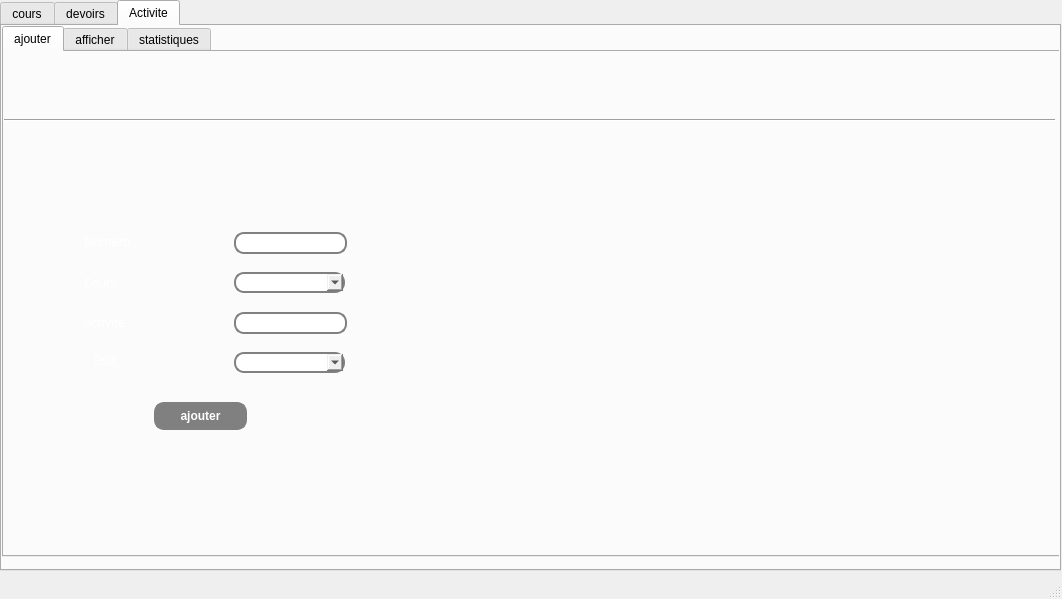
This is mainwindow.ui in yanni2302/smart_parental_monitoring_2A22 as Qt 5 draws it before an edit. The edited form follows.
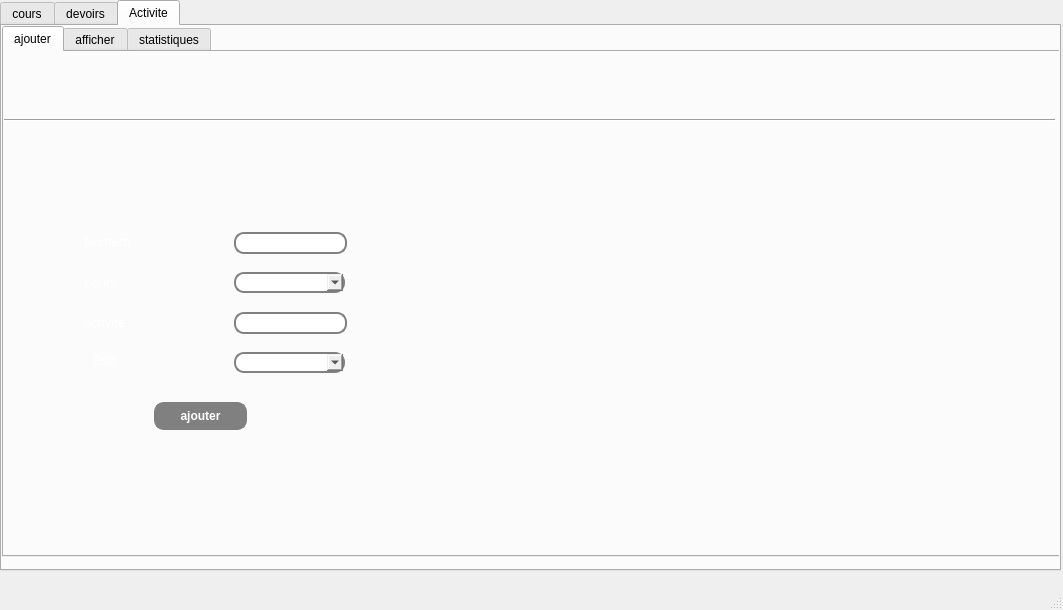
This is the edited form. The open tabs and pages were chosen to show the change. Custom widgets are drawn as their Qt base class.

Patch:
```diff
--- a/mainwindow.ui
+++ b/mainwindow.ui
@@ -6,8 +6,8 @@
    <rect>
     <x>0</x>
     <y>0</y>
-    <width>1062</width>
-    <height>599</height>
+    <width>1063</width>
+    <height>610</height>
    </rect>
   </property>
   <property name="windowTitle">
```
Left out of the diff: 6 changed lines with no effect on the pictures.
